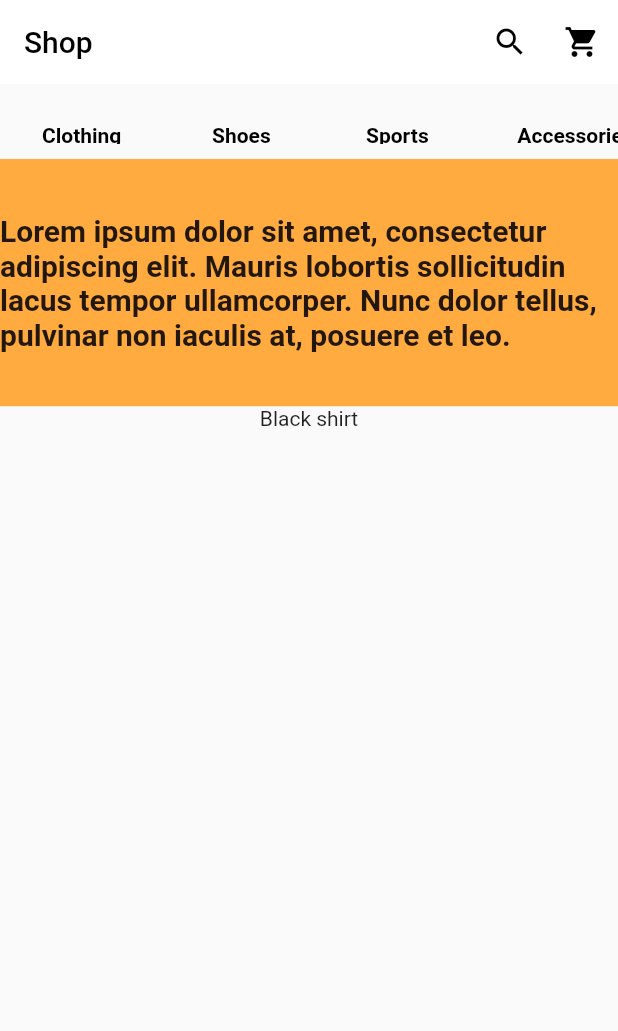
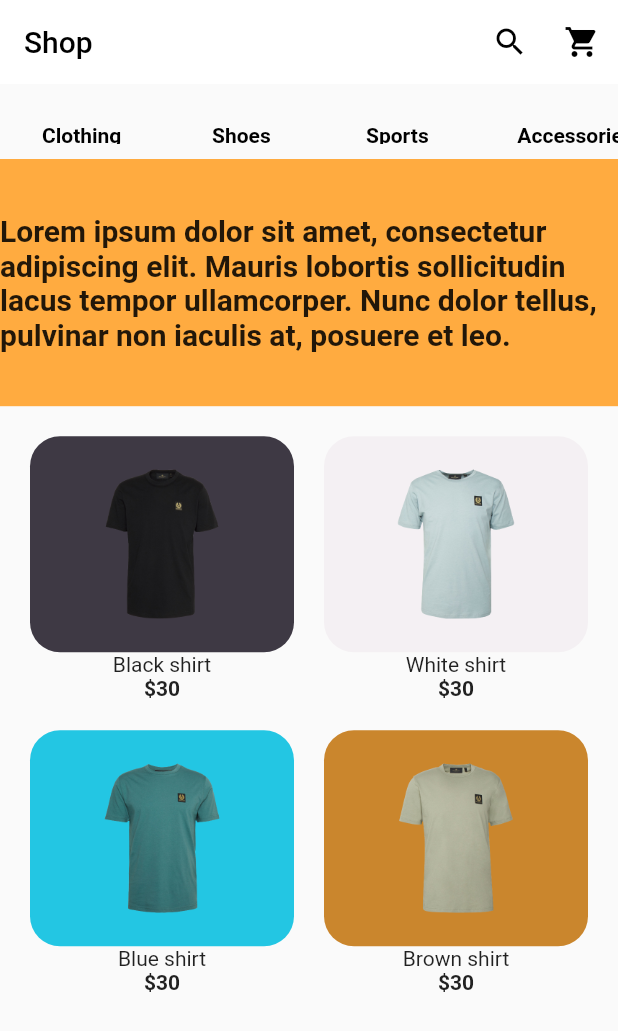
Before and after one commit to samikuikka/E-commerce-mockup, a Flutter app: the screen it shows after launch, on a phone screen of 412 x 824 dp. Shown: the top 1031 px of the screen. Run offline on Flutter 3.47's test engine with Material 2 defaults, Android fonts, the phone set to English and light mode, and no system bars; our stand-ins replace flutter_riverpod, go_router.

Commit message:
product in main page

```diff
--- a/lib/models/product.dart
+++ b/lib/models/product.dart
@@ -23,21 +23,41 @@ List<Product> products = [
   Product(
     id: 1,
     type: 'Clothing',
-    image: "assets/images/black-shirt.jpg",
+    image: "assets/images/black-shirt.png",
     title: "Black shirt",
     description: dummyText,
     price: 30,
     sellCount: 35,
-    color: Color.fromARGB(255, 165, 111, 237)
+    color: Color.fromARGB(204, 15, 9, 23)
   ),
   Product(
-    id: 1,
+    id: 2,
     type: 'Clothing',
-    image: "assets/images/white-shirt.jpg",
-    title: "Black shirt",
+    image: "assets/images/white-shirt.png",
+    title: "White shirt",
     description: dummyText,
     price: 30,
     sellCount: 35,
-    color: Color.fromARGB(166, 153, 27, 107)
+    color: Color.fromARGB(166, 241, 235, 239)
+  ),
+  Product(
+    id: 3,
+    type: 'Clothing',
+    image: "assets/images/blue-shirt.png",
+    title: "Blue shirt",
+    description: dummyText,
+    price: 30,
+    sellCount: 35,
+    color: Color.fromARGB(255, 35, 198, 227)
+  ),
+  Product(
+    id: 4,
+    type: 'Clothing',
+    image: "assets/images/brown-shirt.png",
+    title: "Brown shirt",
+    description: dummyText,
+    price: 30,
+    sellCount: 35,
+    color: Color.fromARGB(255, 202, 134, 45)
   ),
 ];
--- /dev/null
+++ b/lib/screens/home/widgets/product_card.dart
@@ -0,0 +1,49 @@
+import 'package:flutter/material.dart';
+import '../../../models/product.dart';
+
+class ProductCard extends StatelessWidget {
+  final Product product;
+  final int count;
+
+  ProductCard({super.key, required this.product, required this.count});
+
+  @override
+  Widget build(BuildContext context) {
+    Size size = MediaQuery.of(context).size;
+    double width = size.width;
+    double height = size.height;
+    /* return Container(
+        decoration: BoxDecoration(
+            color: product.color, borderRadius: BorderRadius.circular(10)),
+        child: Image.asset(product.image)
+      ); */
+    return Column(
+      children: [
+        Expanded(
+          flex: 1,
+          child: Container(
+            decoration: BoxDecoration(
+              color: product.color, borderRadius: BorderRadius.circular(20)),
+            width: double.infinity,
+            child: Image.asset(product.image),
+          ),
+        ),
+        Expanded(
+          flex: 0,
+          child: Container(
+            width: double.infinity,
+            alignment: Alignment.center,
+            child: Column(
+              children: [
+                Text(product.title),
+                Text('\$${product.price}', style: const TextStyle(fontWeight: FontWeight.bold),)
+              ],
+            )
+          ),
+        )
+      ],
+    );
+
+
+  }
+}
--- a/lib/screens/home/widgets/top_products.dart
+++ b/lib/screens/home/widgets/top_products.dart
@@ -1,13 +1,30 @@
 import 'package:flutter/material.dart';
 import '../../../models/product.dart';
+import './product_card.dart';
 
 class TopProducts extends StatelessWidget {
 
   @override
   Widget build(BuildContext context) {
-    print(products);
+    final width = MediaQuery.of(context).size.width;
+    int count = width ~/ 400 + 1;
     return Expanded(
-      child: Text(products[0].title)
+      child: Padding(
+        padding: const EdgeInsets.all(20),
+        child:GridView.builder(
+          itemCount: products.length,
+          gridDelegate: SliverGridDelegateWithFixedCrossAxisCount(
+            crossAxisCount: count,
+            mainAxisSpacing: 20,
+            crossAxisSpacing: 20
+          ),
+          itemBuilder: (context, index) {
+            final Product product = products[index];
+            return ProductCard(product: product, count: count);
+
+          },
+        )
+      )
     );
   }
 }
```
Also changed, not shown: assets/images/black-shirt.jpg (deleted), assets/images/black-shirt.png (added), assets/images/blue-shirt.png (added), assets/images/brown-shirt.png (added), assets/images/white-shirt.jpg (deleted), assets/images/white-shirt.png (added).
